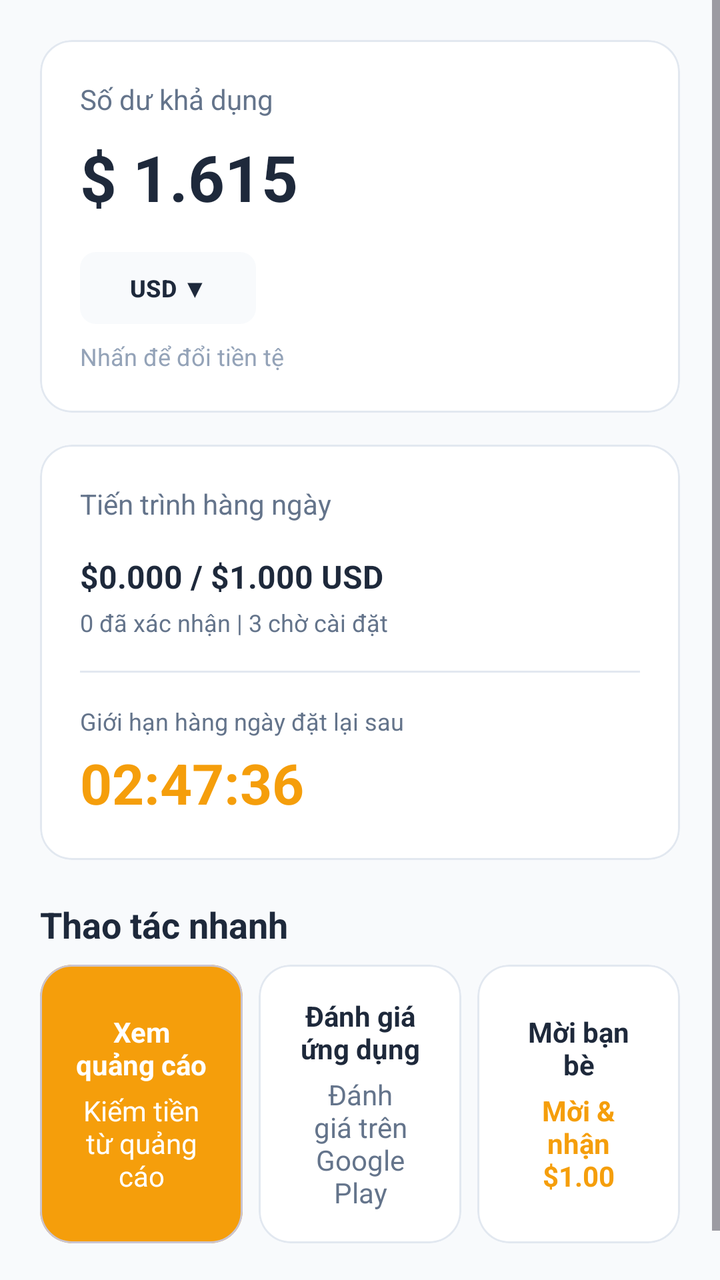
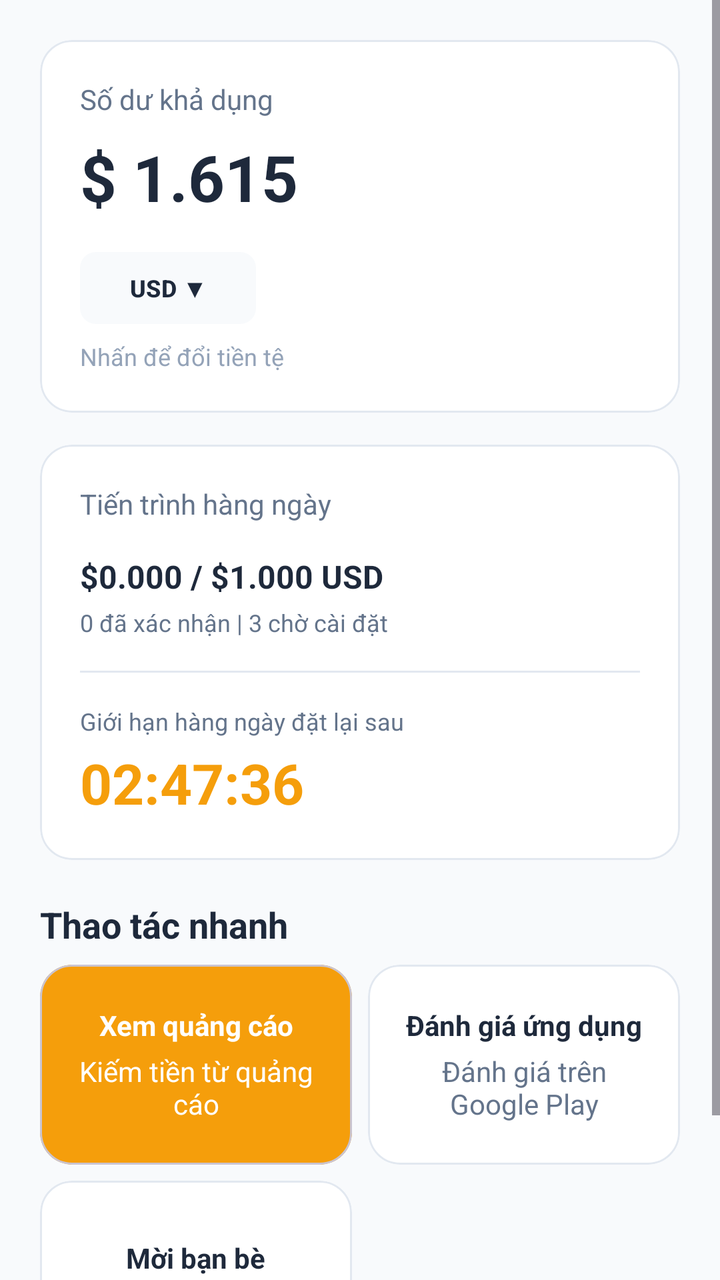

Two renders of the same Android screen: before a commit and after it. Below are the layout's source before the change and the commit's diff.
<!-- AndroidManifest.xml: application theme Theme.View2Earn -->
<!-- res/layout/fragment_home.xml -->
<?xml version="1.0" encoding="utf-8"?>
<ScrollView xmlns:android="http://schemas.android.com/apk/res/android"
    xmlns:app="http://schemas.android.com/apk/res-auto"
    android:layout_width="match_parent"
    android:layout_height="match_parent"
    android:background="@color/neutral_bg"
    android:fillViewport="true">

    <LinearLayout
        android:layout_width="match_parent"
        android:layout_height="wrap_content"
        android:orientation="vertical"
        android:padding="@dimen/spacing_lg">

        
        <com.google.android.material.card.MaterialCardView
            android:layout_width="match_parent"
            android:layout_height="wrap_content"
            app:cardBackgroundColor="@color/surface"
            app:cardCornerRadius="@dimen/corner_radius_lg"
            app:cardElevation="0dp"
            app:strokeColor="@color/border_color"
            app:strokeWidth="1dp">

            <LinearLayout
                android:layout_width="match_parent"
                android:layout_height="wrap_content"
                android:orientation="vertical"
                android:padding="@dimen/spacing_lg">

                <TextView
                    android:layout_width="wrap_content"
                    android:layout_height="wrap_content"
                    android:text="@string/label_available_balance"
                    android:textColor="@color/text_secondary"
                    android:textSize="@dimen/text_secondary" />

                <TextView
                    android:id="@+id/tvBalance"
                    android:layout_width="wrap_content"
                    android:layout_height="wrap_content"
                    android:layout_marginTop="@dimen/spacing_sm"
                    android:text="@string/sample_balance"
                    android:textColor="@color/text_primary"
                    android:textSize="@dimen/text_big_number"
                    android:textStyle="bold" />

                <com.google.android.material.button.MaterialButton
                    android:id="@+id/btnCurrency"
                    style="@style/Widget.Material3.Button.TonalButton"
                    android:layout_width="wrap_content"
                    android:layout_height="36dp"
                    android:layout_marginTop="@dimen/spacing_md"
                    android:insetTop="0dp"
                    android:insetBottom="0dp"
                    android:paddingHorizontal="@dimen/spacing_md"
                    android:paddingVertical="0dp"
                    android:text="@string/currency_usd"
                    android:textColor="@color/text_primary"
                    android:textSize="@dimen/text_caption"
                    android:textStyle="bold"
                    app:backgroundTint="@color/neutral_bg"
                    app:cornerRadius="@dimen/corner_radius_sm" />

                <TextView
                    android:layout_width="wrap_content"
                    android:layout_height="wrap_content"
                    android:layout_marginTop="@dimen/spacing_sm"
                    android:text="@string/subtext_change_currency"
                    android:textColor="@color/text_hint"
                    android:textSize="@dimen/text_caption" />
            </LinearLayout>
        </com.google.android.material.card.MaterialCardView>

        
        <com.google.android.material.card.MaterialCardView
            android:layout_width="match_parent"
            android:layout_height="wrap_content"
            android:layout_marginTop="@dimen/spacing_md"
            app:cardBackgroundColor="@color/surface"
            app:cardCornerRadius="@dimen/corner_radius_lg"
            app:cardElevation="0dp"
            app:strokeColor="@color/border_color"
            app:strokeWidth="1dp">

            <LinearLayout
                android:layout_width="match_parent"
                android:layout_height="wrap_content"
                android:orientation="vertical"
                android:padding="@dimen/spacing_lg">

                <TextView
                    android:layout_width="wrap_content"
                    android:layout_height="wrap_content"
                    android:text="@string/label_daily_progress"
                    android:textColor="@color/text_secondary"
                    android:textSize="@dimen/text_secondary" />

                <TextView
                    android:id="@+id/tvDailyProgressAmount"
                    android:layout_width="wrap_content"
                    android:layout_height="wrap_content"
                    android:layout_marginTop="@dimen/spacing_md"
                    android:text="@string/sample_daily_amount"
                    android:textColor="@color/text_primary"
                    android:textSize="@dimen/text_body"
                    android:textStyle="bold" />

                <TextView
                    android:id="@+id/tvDailyProgressStatus"
                    android:layout_width="wrap_content"
                    android:layout_height="wrap_content"
                    android:layout_marginTop="@dimen/spacing_xs"
                    android:text="@string/sample_daily_status"
                    android:textColor="@color/text_secondary"
                    android:textSize="@dimen/text_caption" />

                <View
                    android:layout_width="match_parent"
                    android:layout_height="1dp"
                    android:layout_marginVertical="@dimen/spacing_md"
                    android:background="@color/border_color" />

                <TextView
                    android:layout_width="wrap_content"
                    android:layout_height="wrap_content"
                    android:text="@string/label_reset_limit"
                    android:textColor="@color/text_secondary"
                    android:textSize="@dimen/text_caption" />

                <TextView
                    android:id="@+id/tvResetTimer"
                    android:layout_width="wrap_content"
                    android:layout_height="wrap_content"
                    android:layout_marginTop="@dimen/spacing_xs"
                    android:text="@string/sample_reset_timer"
                    android:textColor="@color/primary"
                    android:textSize="@dimen/text_timer"
                    android:textStyle="bold" />
            </LinearLayout>
        </com.google.android.material.card.MaterialCardView>

        
        <TextView
            android:layout_width="wrap_content"
            android:layout_height="wrap_content"
            android:layout_marginTop="@dimen/spacing_lg"
            android:text="@string/section_quick_actions"
            android:textColor="@color/text_primary"
            android:textSize="@dimen/text_section_title"
            android:textStyle="bold" />

        <LinearLayout
            android:layout_width="match_parent"
            android:layout_height="wrap_content"
            android:layout_marginTop="@dimen/spacing_sm"
            android:layout_marginBottom="@dimen/spacing_xl"
            android:baselineAligned="false"
            android:orientation="horizontal">

            
            <com.google.android.material.card.MaterialCardView
                android:id="@+id/cardWatchAds"
                android:layout_width="0dp"
                android:layout_height="match_parent"
                android:layout_marginEnd="@dimen/spacing_xs"
                android:layout_weight="1"
                android:clickable="true"
                android:focusable="true"
                app:cardBackgroundColor="@color/primary"
                app:cardCornerRadius="@dimen/corner_radius_lg"
                app:cardElevation="0dp">

                <LinearLayout
                    android:layout_width="match_parent"
                    android:layout_height="match_parent"
                    android:minHeight="100dp"
                    android:gravity="center"
                    android:orientation="vertical"
                    android:padding="@dimen/spacing_md">

                    <TextView
                        android:layout_width="wrap_content"
                        android:layout_height="wrap_content"
                        android:gravity="center"
                        android:text="@string/action_watch_ads_title"
                        android:textColor="@color/on_primary"
                        android:textSize="14sp"
                        android:textStyle="bold" />

                    <TextView
                        android:layout_width="wrap_content"
                        android:layout_height="wrap_content"
                        android:layout_marginTop="@dimen/spacing_xs"
                        android:gravity="center"
                        android:text="@string/action_watch_ads_desc"
                        android:textColor="@color/on_primary"
                        android:textSize="14sp" />
                </LinearLayout>
            </com.google.android.material.card.MaterialCardView>

            
            <com.google.android.material.card.MaterialCardView
                android:id="@+id/cardRateApp"
                android:layout_width="0dp"
                android:layout_height="match_parent"
                android:layout_marginHorizontal="@dimen/spacing_xs"
                android:layout_weight="1"
                android:clickable="true"
                android:focusable="true"
                app:cardBackgroundColor="@color/surface"
                app:cardCornerRadius="@dimen/corner_radius_lg"
                app:cardElevation="0dp"
                app:strokeColor="@color/border_color"
                app:strokeWidth="1dp">

                <LinearLayout
                    android:layout_width="match_parent"
                    android:layout_height="match_parent"
                    android:minHeight="100dp"
                    android:gravity="center"
                    android:orientation="vertical"
                    android:padding="@dimen/spacing_md">

                    <TextView
                        android:layout_width="wrap_content"
                        android:layout_height="wrap_content"
                        android:gravity="center"
                        android:text="@string/action_rate_app_title"
                        android:textColor="@color/text_primary"
                        android:textSize="14sp"
                        android:textStyle="bold" />

                    <TextView
                        android:layout_width="wrap_content"
                        android:layout_height="wrap_content"
                        android:layout_marginTop="@dimen/spacing_xs"
                        android:gravity="center"
                        android:text="@string/action_rate_app_desc"
                        android:textColor="@color/text_secondary"
                        android:textSize="14sp" />
                </LinearLayout>
            </com.google.android.material.card.MaterialCardView>

            
            <com.google.android.material.card.MaterialCardView
                android:id="@+id/cardInviteFriends"
                android:layout_width="0dp"
                android:layout_height="match_parent"
                android:layout_marginStart="@dimen/spacing_xs"
                android:layout_weight="1"
                android:clickable="true"
                android:focusable="true"
                app:cardBackgroundColor="@color/surface"
                app:cardCornerRadius="@dimen/corner_radius_lg"
                app:cardElevation="0dp"
                app:strokeColor="@color/border_color"
                app:strokeWidth="1dp">

                <LinearLayout
                    android:layout_width="match_parent"
                    android:layout_height="match_parent"
                    android:minHeight="100dp"
                    android:gravity="center"
                    android:orientation="vertical"
                    android:padding="@dimen/spacing_md">

                    <TextView
                        android:layout_width="wrap_content"
                        android:layout_height="wrap_content"
                        android:gravity="center"
                        android:text="@string/invite_friends_header"
                        android:textColor="@color/text_primary"
                        android:textSize="14sp"
                        android:textStyle="bold" />

                    <TextView
                        android:layout_width="wrap_content"
                        android:layout_height="wrap_content"
                        android:layout_marginTop="@dimen/spacing_xs"
                        android:gravity="center"
                        android:text="Mời &amp; nhận $1.00"
                        android:textColor="@color/primary"
                        android:textSize="14sp"
                        android:textStyle="bold" />
                </LinearLayout>
            </com.google.android.material.card.MaterialCardView>
        </LinearLayout>

    </LinearLayout>
</ScrollView>
<!-- resources referenced by this layout -->
<resources>
  <color name="border_color">#E2E8F0</color>
  <color name="neutral_bg">#F8FAFC</color>
  <color name="on_primary">#FFFFFF</color>
  <color name="primary">#F59E0B</color>
  <color name="surface">#FFFFFF</color>
  <color name="text_hint">#94A3B8</color>
  <color name="text_primary">#1E293B</color>
  <color name="text_secondary">#64748B</color>
  <dimen name="corner_radius_lg">16dp</dimen>
  <dimen name="corner_radius_sm">8dp</dimen>
  <dimen name="spacing_lg">20dp</dimen>
  <dimen name="spacing_md">16dp</dimen>
  <dimen name="spacing_sm">8dp</dimen>
  <dimen name="spacing_xl">24dp</dimen>
  <dimen name="spacing_xs">4dp</dimen>
  <dimen name="text_big_number">32sp</dimen>
  <dimen name="text_body">16sp</dimen>
  <dimen name="text_caption">12sp</dimen>
  <dimen name="text_secondary">14sp</dimen>
  <dimen name="text_section_title">18sp</dimen>
  <dimen name="text_timer">28sp</dimen>
  <string name="action_rate_app_desc">Đánh giá trên Google Play</string>
  <string name="action_rate_app_title">Đánh giá ứng dụng</string>
  <string name="action_watch_ads_desc">Kiếm tiền từ quảng cáo</string>
  <string name="action_watch_ads_title">Xem quảng cáo</string>
  <string name="currency_usd">USD  ▼</string>
  <string name="invite_friends_header">Mời bạn bè</string>
  <string name="label_available_balance">Số dư khả dụng</string>
  <string name="label_daily_progress">Tiến trình hàng ngày</string>
  <string name="label_reset_limit">Giới hạn hàng ngày đặt lại sau</string>
  <string name="sample_balance">$ 1.615</string>
  <string name="sample_daily_amount">$0.000 / $1.000 USD</string>
  <string name="sample_daily_status">0 đã xác nhận | 3 chờ cài đặt</string>
  <string name="sample_reset_timer">02:47:36</string>
  <string name="section_quick_actions">Thao tác nhanh</string>
  <string name="subtext_change_currency">Nhấn để đổi tiền tệ</string>
  <style name="Theme.View2Earn" parent="Base.Theme.View2Earn" />
  <style name="Base.Theme.View2Earn" parent="Theme.Material3.Light.NoActionBar">
          
          <item name="colorPrimary">@color/primary</item>
          <item name="colorOnPrimary">@color/on_primary</item>
          <item name="android:windowBackground">@color/neutral_bg</item>
          <item name="android:statusBarColor">@color/neutral_bg</item>
          <item name="android:windowLightStatusBar" tools:targetApi="m">true</item>
      </style>
</resources>

<!-- the commit's change to res/layout/fragment_home.xml (unified diff, before → after) -->
@@ -150,11 +150,11 @@
             android:textSize="@dimen/text_section_title"
             android:textStyle="bold" />
 
+        
         <LinearLayout
             android:layout_width="match_parent"
             android:layout_height="wrap_content"
             android:layout_marginTop="@dimen/spacing_sm"
-            android:layout_marginBottom="@dimen/spacing_xl"
             android:baselineAligned="false"
             android:orientation="horizontal">
 
@@ -204,49 +204,6 @@
                 android:id="@+id/cardRateApp"
                 android:layout_width="0dp"
                 android:layout_height="match_parent"
-                android:layout_marginHorizontal="@dimen/spacing_xs"
-                android:layout_weight="1"
-                android:clickable="true"
-                android:focusable="true"
-                app:cardBackgroundColor="@color/surface"
-                app:cardCornerRadius="@dimen/corner_radius_lg"
-                app:cardElevation="0dp"
-                app:strokeColor="@color/border_color"
-                app:strokeWidth="1dp">
-
-                <LinearLayout
-                    android:layout_width="match_parent"
-                    android:layout_height="match_parent"
-                    android:minHeight="100dp"
-                    android:gravity="center"
-                    android:orientation="vertical"
-                    android:padding="@dimen/spacing_md">
-
-                    <TextView
-                        android:layout_width="wrap_content"
-                        android:layout_height="wrap_content"
-                        android:gravity="center"
-                        android:text="@string/action_rate_app_title"
-                        android:textColor="@color/text_primary"
-                        android:textSize="14sp"
-                        android:textStyle="bold" />
-
-                    <TextView
-                        android:layout_width="wrap_content"
-                        android:layout_height="wrap_content"
-                        android:layout_marginTop="@dimen/spacing_xs"
-                        android:gravity="center"
-                        android:text="@string/action_rate_app_desc"
-                        android:textColor="@color/text_secondary"
-                        android:textSize="14sp" />
-                </LinearLayout>
-            </com.google.android.material.card.MaterialCardView>
-
-            
-            <com.google.android.material.card.MaterialCardView
-                android:id="@+id/cardInviteFriends"
-                android:layout_width="0dp"
-                android:layout_height="match_parent"
                 android:layout_marginStart="@dimen/spacing_xs"
                 android:layout_weight="1"
                 android:clickable="true"
@@ -269,6 +226,59 @@
                         android:layout_width="wrap_content"
                         android:layout_height="wrap_content"
                         android:gravity="center"
+                        android:text="@string/action_rate_app_title"
+                        android:textColor="@color/text_primary"
+                        android:textSize="14sp"
+                        android:textStyle="bold" />
+
+                    <TextView
+                        android:layout_width="wrap_content"
+                        android:layout_height="wrap_content"
+                        android:layout_marginTop="@dimen/spacing_xs"
+                        android:gravity="center"
+                        android:text="@string/action_rate_app_desc"
+                        android:textColor="@color/text_secondary"
+                        android:textSize="14sp" />
+                </LinearLayout>
+            </com.google.android.material.card.MaterialCardView>
+        </LinearLayout>
+
+        
+        <LinearLayout
+            android:layout_width="match_parent"
+            android:layout_height="wrap_content"
+            android:layout_marginTop="@dimen/spacing_sm"
+            android:layout_marginBottom="@dimen/spacing_xl"
+            android:baselineAligned="false"
+            android:orientation="horizontal">
+
+            
+            <com.google.android.material.card.MaterialCardView
+                android:id="@+id/cardInviteFriends"
+                android:layout_width="0dp"
+                android:layout_height="match_parent"
+                android:layout_marginEnd="@dimen/spacing_xs"
+                android:layout_weight="1"
+                android:clickable="true"
+                android:focusable="true"
+                app:cardBackgroundColor="@color/surface"
+                app:cardCornerRadius="@dimen/corner_radius_lg"
+                app:cardElevation="0dp"
+                app:strokeColor="@color/border_color"
+                app:strokeWidth="1dp">
+
+                <LinearLayout
+                    android:layout_width="match_parent"
+                    android:layout_height="match_parent"
+                    android:minHeight="100dp"
+                    android:gravity="center"
+                    android:orientation="vertical"
+                    android:padding="@dimen/spacing_md">
+
+                    <TextView
+                        android:layout_width="wrap_content"
+                        android:layout_height="wrap_content"
+                        android:gravity="center"
                         android:text="@string/invite_friends_header"
                         android:textColor="@color/text_primary"
                         android:textSize="14sp"
@@ -285,6 +295,12 @@
                         android:textStyle="bold" />
                 </LinearLayout>
             </com.google.android.material.card.MaterialCardView>
+
+            <Space
+                android:layout_width="0dp"
+                android:layout_height="match_parent"
+                android:layout_marginStart="@dimen/spacing_xs"
+                android:layout_weight="1" />
         </LinearLayout>
 
     </LinearLayout>
